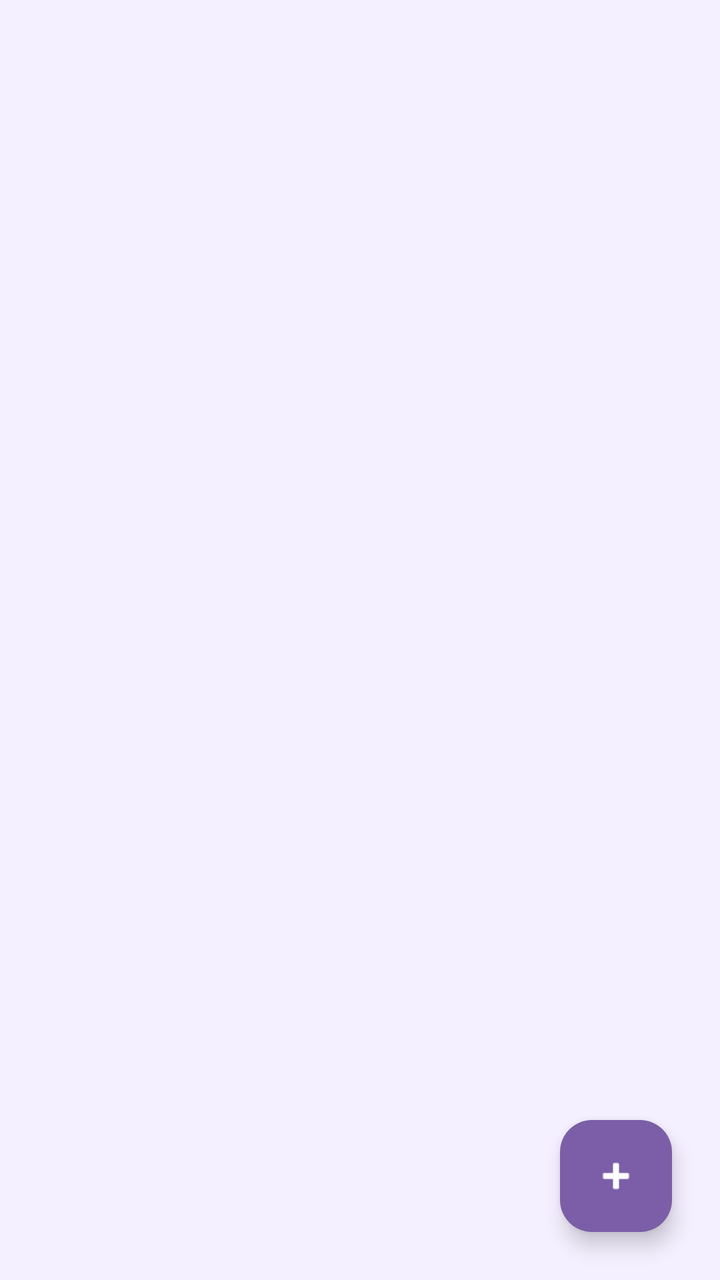
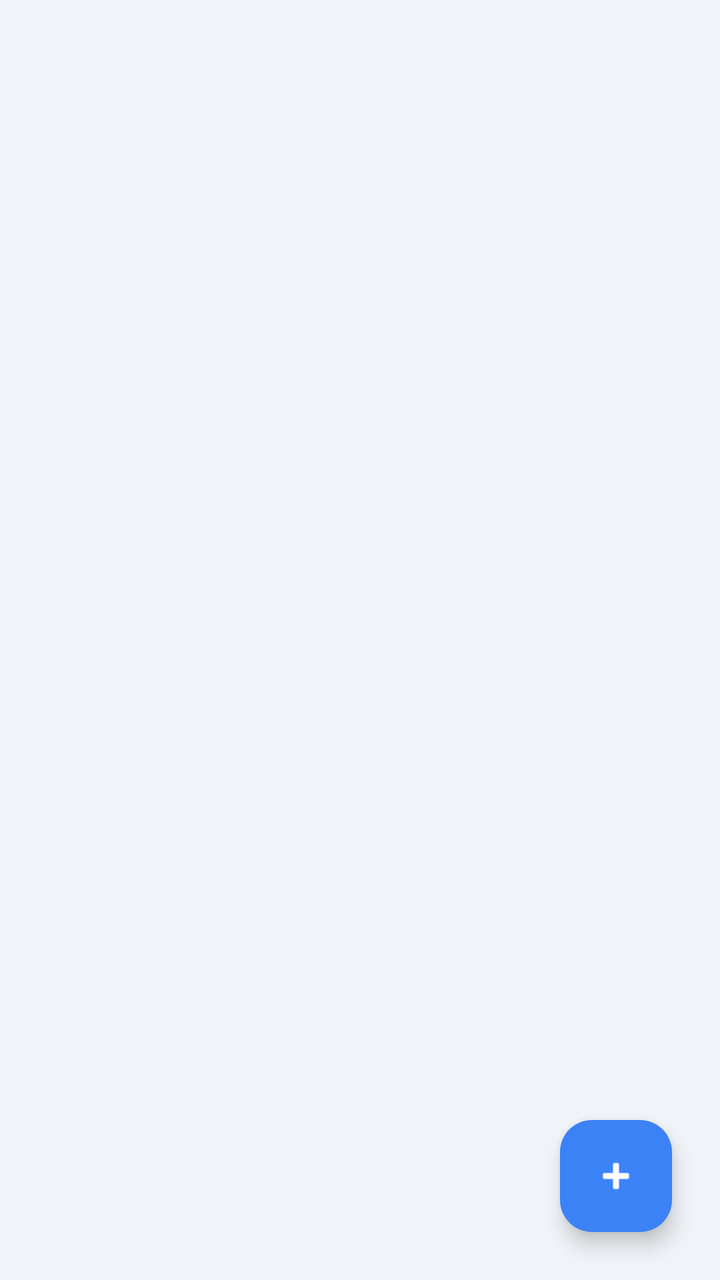

Two renders of the same Android screen: before a commit and after it. Below are the layout's source before the change and the commit's diff.
<!-- AndroidManifest.xml: application theme Theme.Naylaai -->
<!-- res/layout/fragment_note.xml -->
<?xml version="1.0" encoding="utf-8"?>
<androidx.constraintlayout.widget.ConstraintLayout
    xmlns:android="http://schemas.android.com/apk/res/android"
    xmlns:app="http://schemas.android.com/apk/res-auto"
    android:layout_width="match_parent"
    android:layout_height="match_parent"
    android:background="#F5F0FF">

    <androidx.recyclerview.widget.RecyclerView
        android:id="@+id/rvNotes"
        android:layout_width="0dp"
        android:layout_height="0dp"
        android:padding="16dp"
        app:layout_constraintTop_toTopOf="parent"
        app:layout_constraintBottom_toBottomOf="parent"
        app:layout_constraintStart_toStartOf="parent"
        app:layout_constraintEnd_toEndOf="parent"/>

    <com.google.android.material.floatingactionbutton.FloatingActionButton
        android:id="@+id/fabAddNote"
        android:layout_width="wrap_content"
        android:layout_height="wrap_content"
        android:layout_margin="24dp"
        android:src="@android:drawable/ic_input_add"
        app:backgroundTint="#7B5EA7"
        app:tint="@android:color/white"
        app:layout_constraintBottom_toBottomOf="parent"
        app:layout_constraintEnd_toEndOf="parent"/>

</androidx.constraintlayout.widget.ConstraintLayout>
<!-- resources referenced by this layout -->
<resources>
  <style name="Theme.Naylaai" parent="Base.Theme.Naylaai" />
  <style name="Base.Theme.Naylaai" parent="Theme.Material3.DayNight.NoActionBar">
          
          
      </style>
</resources>

<!-- the commit's change to res/layout/fragment_note.xml (unified diff, before → after) -->
@@ -4,7 +4,7 @@
     xmlns:app="http://schemas.android.com/apk/res-auto"
     android:layout_width="match_parent"
     android:layout_height="match_parent"
-    android:background="#F5F0FF">
+    android:background="@color/background_light">
 
     <androidx.recyclerview.widget.RecyclerView
         android:id="@+id/rvNotes"
@@ -22,7 +22,7 @@
         android:layout_height="wrap_content"
         android:layout_margin="24dp"
         android:src="@android:drawable/ic_input_add"
-        app:backgroundTint="#7B5EA7"
+        app:backgroundTint="@color/primary_blue"
         app:tint="@android:color/white"
         app:layout_constraintBottom_toBottomOf="parent"
         app:layout_constraintEnd_toEndOf="parent"/>
<!-- resource entries referenced after the edit -->
@@ -1,5 +1,7 @@
 <!-- resources referenced by this layout -->
 <resources>
+  <color name="background_light">#F0F4F8</color>
+  <color name="primary_blue">#3B82F6</color>
   <style name="Theme.Naylaai" parent="Base.Theme.Naylaai" />
   <style name="Base.Theme.Naylaai" parent="Theme.Material3.DayNight.NoActionBar">
           
